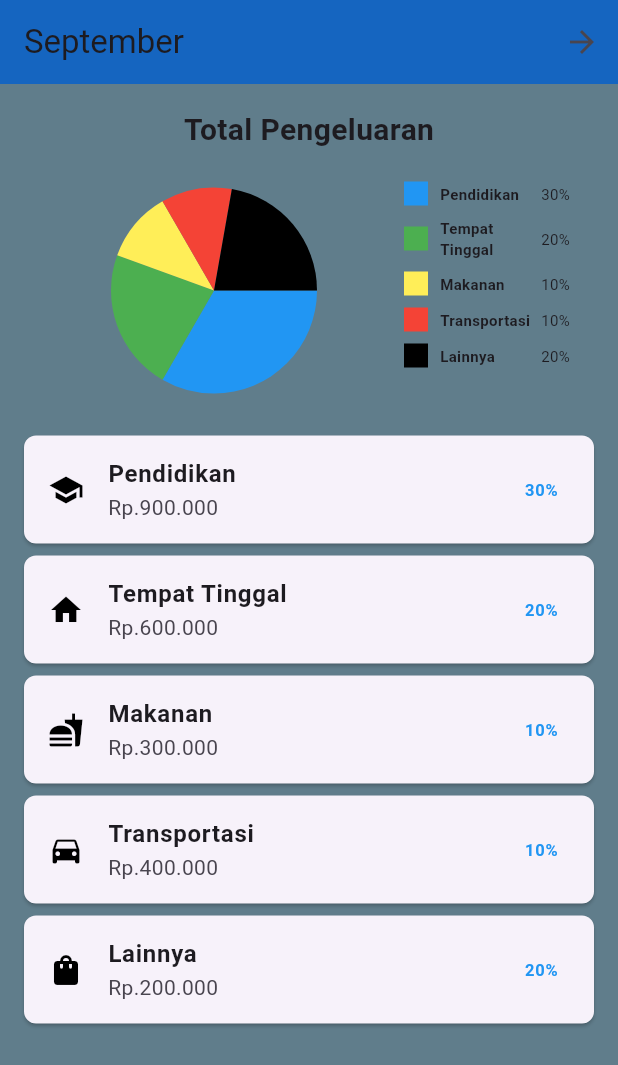
After one commit to Zienararya/Dompetkos, a Flutter app: the ExpenseDetailPage screen opened directly, on a phone screen of 412 x 824 dp. The commit adds this screen. Shown: the top 1065 px of the screen. Run offline on Flutter 3.47's test engine with Material 3 defaults, Android fonts, the phone set to English and light mode, and no system bars; drawn by our look-alikes of pie_chart; our stand-ins replace sqflite; accounts and stored records are empty; project files that could hold a hidden picture were left out.

Commit message:
kasih pesan apa yang kamu ubah

```diff
--- /dev/null
+++ b/lib/page/detailbulan.dart
@@ -0,0 +1,153 @@
+import 'package:flutter/material.dart';
+import 'package:pie_chart/pie_chart.dart';
+
+void main() {
+  runApp(MaterialApp(
+    home: ExpenseDetailPage(),
+  ));
+}
+
+class ExpenseDetailPage extends StatelessWidget {
+  final Map<String, double> dataMap = {
+    "Pendidikan": 30,
+    "Tempat Tinggal": 20,
+    "Makanan": 10,
+    "Transportasi": 10,
+    "Lainnya": 20,
+  };
+
+  final List<Color> colorList = [
+    Colors.blue,
+    Colors.green,
+    Colors.yellow[400]!,
+    Colors.red,
+    Colors.black,
+  ];
+
+  @override
+  Widget build(BuildContext context) {
+    return Scaffold(
+      backgroundColor: Colors.blueGrey, // Mengubah background menjadi abu-abu muda
+      appBar: AppBar(
+        title: Text('September'),
+        backgroundColor: Colors.blue[800],
+        actions: [
+          IconButton(
+            icon: Icon(Icons.arrow_forward),
+            onPressed: () {
+              // Tambahkan aksi jika diperlukan
+            },
+          ),
+        ],
+      ),
+      body: Padding(
+        padding: const EdgeInsets.all(16.0),
+        child: Column(
+          children: [
+            Text(
+              'Total Pengeluaran',
+              style: TextStyle(fontSize: 20, fontWeight: FontWeight.bold),
+            ),
+            SizedBox(height: 16),
+            // Diagram lingkaran dengan label di samping
+            Row(
+              crossAxisAlignment: CrossAxisAlignment.start,
+              children: [
+                Expanded(
+                  flex: 2,
+                  child: PieChart(
+                    dataMap: dataMap,
+                    colorList: colorList,
+                    chartType: ChartType.disc,
+                    chartRadius: MediaQuery.of(context).size.width / 3,
+                    legendOptions: LegendOptions(
+                      showLegends: false, // Sembunyikan legenda default
+                    ),
+                    chartValuesOptions: ChartValuesOptions(
+                      showChartValues: false, // Sembunyikan persentase di dalam chart
+                    ),
+                  ),
+                ),
+                Expanded(
+                  flex: 1,
+                  child: Padding(
+                    padding: const EdgeInsets.only(right: 16.0), // Menambahkan padding kanan untuk mencegah overflow
+                    child: Column(
+                      crossAxisAlignment: CrossAxisAlignment.start,
+                      children: [
+                        _buildLegendItem("Pendidikan", "30%", Colors.blue),
+                        _buildLegendItem("Tempat Tinggal", "20%", Colors.green),
+                        _buildLegendItem("Makanan", "10%", Colors.yellow[400]!),
+                        _buildLegendItem("Transportasi", "10%", Colors.red),
+                        _buildLegendItem("Lainnya", "20%", Colors.black),
+                      ],
+                    ),
+                  ),
+                ),
+              ],
+            ),
+            SizedBox(height: 16),
+            Expanded(
+              child: ListView(
+                children: [
+                  buildExpenseItem(Icons.school, 'Pendidikan', 'Rp.900.000', '30%'),
+                  buildExpenseItem(Icons.home, 'Tempat Tinggal', 'Rp.600.000', '20%'),
+                  buildExpenseItem(Icons.fastfood, 'Makanan', 'Rp.300.000', '10%'),
+                  buildExpenseItem(Icons.directions_car, 'Transportasi', 'Rp.400.000', '10%'),
+                  buildExpenseItem(Icons.shopping_bag, 'Lainnya', 'Rp.200.000', '20%'),
+                ],
+              ),
+            ),
+          ],
+        ),
+      ),
+    );
+  }
+
+  Widget _buildLegendItem(String title, String percentage, Color color) {
+    return Padding(
+      padding: const EdgeInsets.symmetric(vertical: 4.0),
+      child: Row(
+        children: [
+          Container(
+            width: 16,
+            height: 16,
+            color: color,
+          ),
+          SizedBox(width: 8),
+          Expanded(
+            child: Text(
+              title,
+              style: TextStyle(fontWeight: FontWeight.bold, fontSize: 10), // Ukuran font lebih kecil
+            ),
+          ),
+          Text(
+            percentage,
+            style: TextStyle(fontSize: 10), // Ukuran font persentase lebih kecil
+          ),
+        ],
+      ),
+    );
+  }
+
+  Widget buildExpenseItem(IconData icon, String title, String amount, String percentage) {
+    return Card(
+      shape: RoundedRectangleBorder(
+        borderRadius: BorderRadius.circular(8.0),
+      ),
+      margin: EdgeInsets.symmetric(vertical: 4.0),
+      child: ListTile(
+        leading: Icon(icon, color: Colors.black),
+        title: Text(title, style: TextStyle(fontWeight: FontWeight.bold)),
+        subtitle: Text(amount),
+        trailing: Text(
+          percentage,
+          style: TextStyle(fontWeight: FontWeight.bold, color: Colors.blue),
+        ),
+        onTap: () {
+          // Tambahkan aksi jika diperlukan
+        },
+      ),
+    );
+  }
+}
```
Also changed, not shown: pubspec.yaml (+7 -4 lines), lib/page/kalender.dart (line endings or trailing spaces), pubspec.lock, 1 other file.
